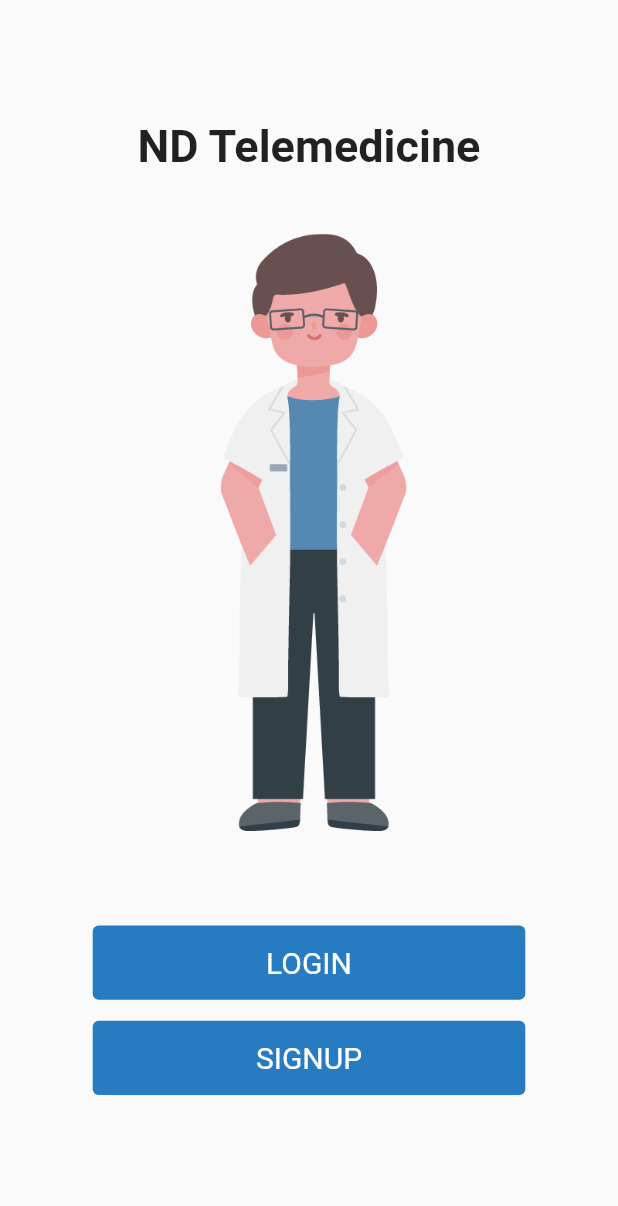
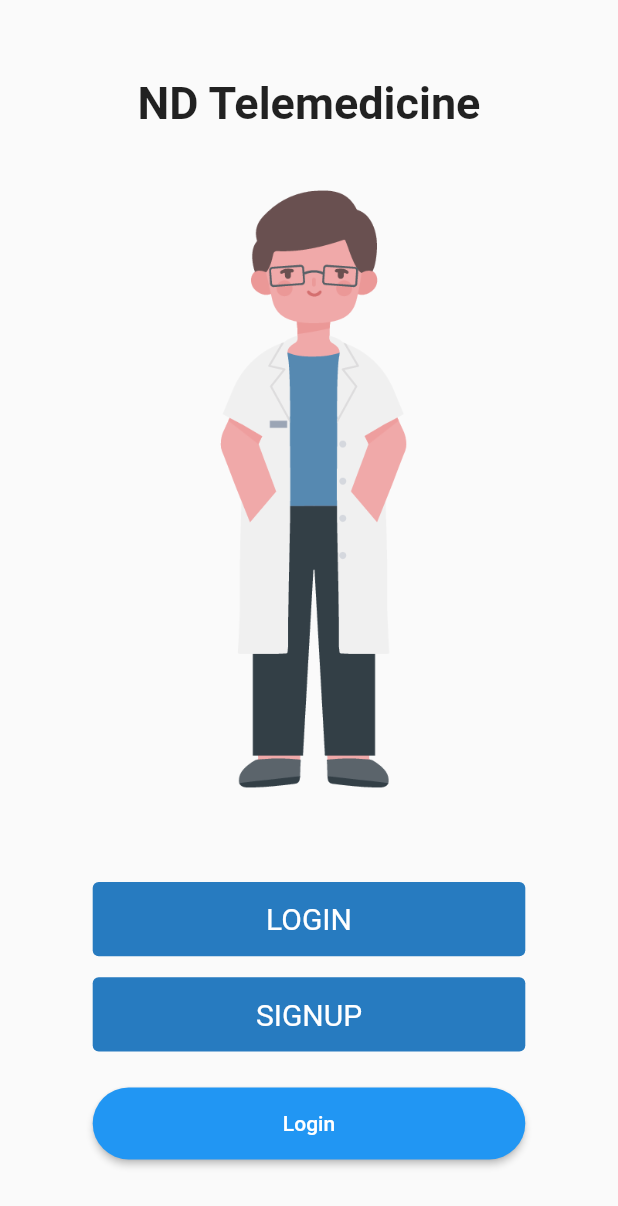
Before and after one commit to WenhaoLu-hub/SEPT_TEAM_BASH_PROJECT, a Flutter app: the screen it shows after launch, on a phone screen of 412 x 824 dp. Shown: the top 1206 px of the screen. Run offline on Flutter 3.47's test engine with Material 2 defaults, Android fonts, the light colour scheme and no system bars.

Commit message:
update a rounded button

```diff
--- a/flutter_frontend/lib/Screens/Welcome/components/body.dart
+++ b/flutter_frontend/lib/Screens/Welcome/components/body.dart
@@ -1,6 +1,8 @@
 // ignore_for_file: deprecated_member_use
 
 import 'package:flutter/material.dart';
+import 'package:team_bash_project/Screens/Welcome/components/login.dart';
+import 'package:team_bash_project/Screens/Welcome/components/roundedButton.dart';
 
 class Body extends StatelessWidget {
   const Body({Key? key}) : super(key: key);
@@ -11,9 +13,8 @@ class Body extends StatelessWidget {
     Size deviceSize = MediaQuery.of(context).size;
     return Container(
       // color: Colors,
-      child: Column(
-          mainAxisAlignment: MainAxisAlignment.center,
-          children: <Widget>[
+      child: Column(mainAxisAlignment: MainAxisAlignment.center, children: <
+          Widget>[
         const Padding(
           padding: EdgeInsets.only(bottom: 30),
           child: Text(
@@ -30,7 +31,16 @@ class Body extends StatelessWidget {
             width: deviceSize.width * 0.7,
             height: deviceSize.height * 0.06,
             child: TextButton(
-                    onPressed: null,
+                onPressed: () {
+                  Navigator.push(
+                    context,
+                    MaterialPageRoute(
+                      builder: (context) {
+                        return Login();
+                      },
+                    ),
+                  );
+                },
                 style: TextButton.styleFrom(
                   backgroundColor: buttonColor,
                   primary: Colors.white,
@@ -61,7 +71,12 @@ class Body extends StatelessWidget {
                   style: TextStyle(color: Colors.white),
                 )),
           ),
-            )
+        ),
+        const SizedBox(height: 10),
+        Container(
+          width: deviceSize.width * 0.7,
+          child: const RoundedButton(),
+        ),
       ]),
     );
   }
--- /dev/null
+++ b/flutter_frontend/lib/Screens/Welcome/components/roundedButton.dart
@@ -0,0 +1,25 @@
+import 'package:flutter/material.dart';
+import 'package:flutter/src/foundation/key.dart';
+import 'package:flutter/src/widgets/framework.dart';
+
+class RoundedButton extends StatelessWidget {
+  const RoundedButton({Key? key}) : super(key: key);
+
+  @override
+  Widget build(BuildContext context) {
+    return ElevatedButton(
+            style: ButtonStyle(
+              padding: MaterialStateProperty.resolveWith<EdgeInsetsGeometry>(
+                  (Set<MaterialState> states) =>
+                      const EdgeInsets.symmetric(horizontal: 5, vertical: 16)),
+              shape: MaterialStateProperty.all<RoundedRectangleBorder>(
+                  RoundedRectangleBorder(
+                borderRadius: BorderRadius.circular(29.0),
+              )),
+            ),
+            onPressed: () {},
+            child: const Text('Login'),
+          );
+
+  }
+}
```
Also changed, not shown: flutter_frontend/lib/Screens/Welcome/components/login.dart (+2 -5 lines), 4 other files. Lines whose indentation alone changed are shown as unchanged.
